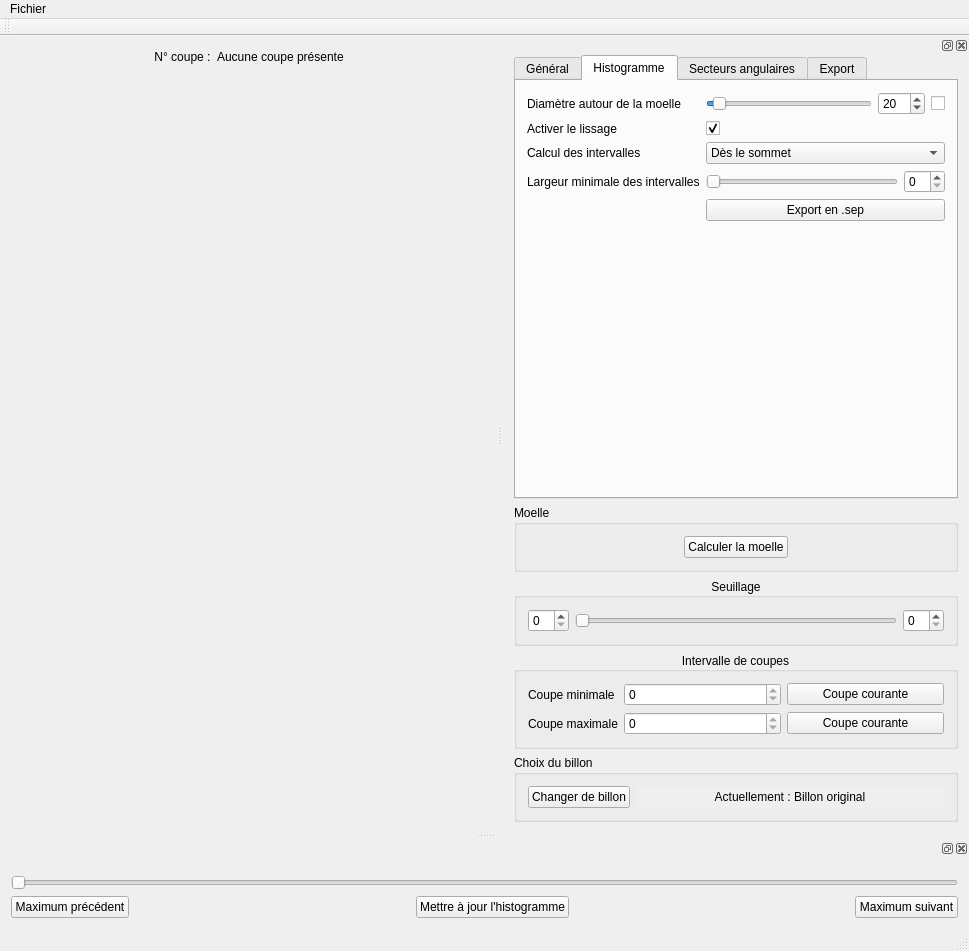
First picture: the form in ui/mainwindow.ui, repository akrah/TKDetection, before the edit.
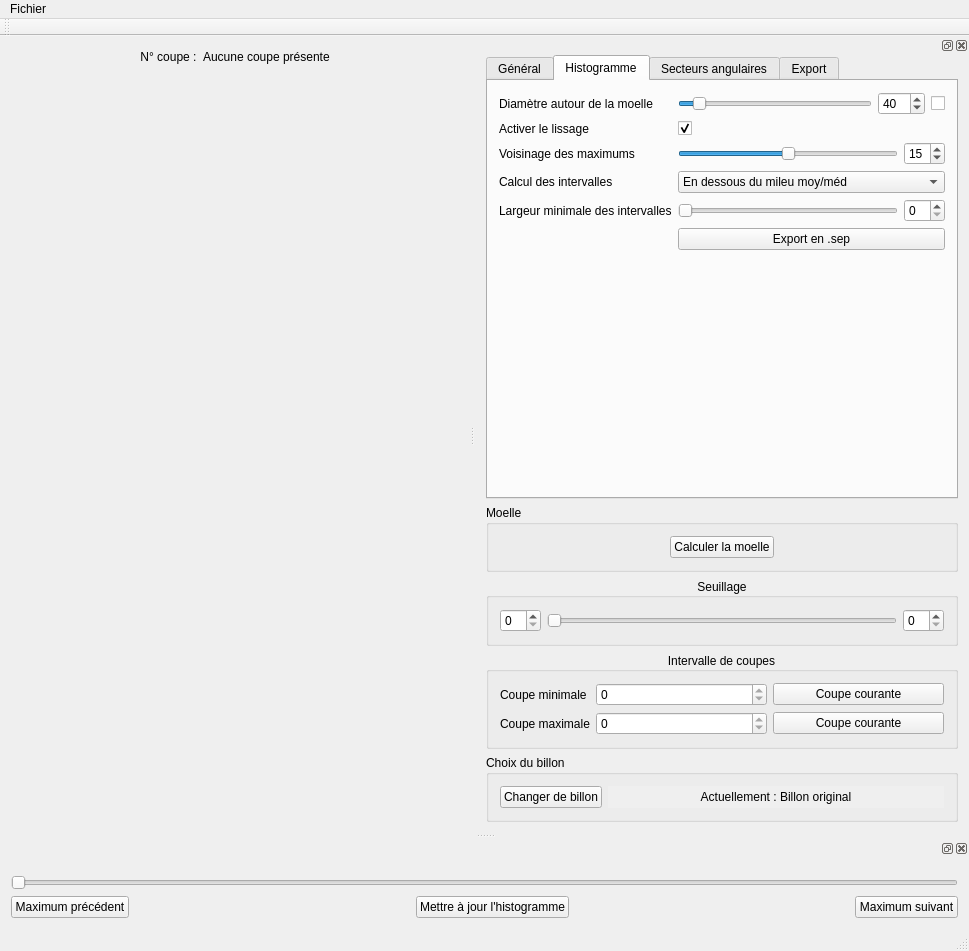
Second picture: the form after the edit. Custom widgets are drawn as their Qt base class.

What changed in the file:
```diff
--- a/ui/mainwindow.ui
+++ b/ui/mainwindow.ui
@@ -104,7 +104,7 @@
           <rect>
            <x>0</x>
            <y>0</y>
-           <width>482</width>
+           <width>454</width>
            <height>697</height>
           </rect>
          </property>
@@ -171,7 +171,7 @@
   <widget class="QDockWidget" name="dockWidget_2">
    <property name="minimumSize">
     <size>
-     <width>466</width>
+     <width>494</width>
      <height>745</height>
     </size>
    </property>
@@ -739,7 +739,7 @@
               <number>500</number>
              </property>
              <property name="value">
-              <number>20</number>
+              <number>40</number>
              </property>
              <property name="orientation">
               <enum>Qt::Horizontal</enum>
@@ -752,7 +752,7 @@
               <number>500</number>
              </property>
              <property name="value">
-              <number>20</number>
+              <number>40</number>
              </property>
             </widget>
            </item>
@@ -765,15 +765,18 @@
            </item>
           </layout>
          </item>
-         <item row="3" column="0">
+         <item row="4" column="0">
           <widget class="QLabel" name="label_23">
            <property name="text">
             <string>Calcul des intervalles</string>
            </property>
           </widget>
          </item>
-         <item row="3" column="1">
+         <item row="4" column="1">
           <widget class="QComboBox" name="_comboHistogramInterval">
+           <property name="currentIndex">
+            <number>3</number>
+           </property>
            <item>
             <property name="text">
              <string>Dès le sommet</string>
@@ -789,6 +792,11 @@
              <string>En dessous de la médiane</string>
             </property>
            </item>
+           <item>
+            <property name="text">
+             <string>En dessous du mileu moy/méd</string>
+            </property>
+           </item>
           </widget>
          </item>
          <item row="2" column="0">
@@ -808,14 +816,14 @@
            </property>
           </widget>
          </item>
-         <item row="5" column="1">
+         <item row="6" column="1">
           <widget class="QPushButton" name="_buttonExportHistogramToSep">
            <property name="text">
             <string>Export en .sep</string>
            </property>
           </widget>
          </item>
-         <item row="4" column="1">
+         <item row="5" column="1">
           <layout class="QHBoxLayout" name="horizontalLayout_13">
            <item>
             <widget class="QSlider" name="_sliderHistogramIntervalMinimumWidth">
@@ -836,13 +844,47 @@
            </item>
           </layout>
          </item>
-         <item row="4" column="0">
+         <item row="5" column="0">
           <widget class="QLabel" name="label_5">
            <property name="text">
             <string>Largeur minimale des intervalles</string>
            </property>
           </widget>
          </item>
+         <item row="3" column="0">
+          <widget class="QLabel" name="label_27">
+           <property name="text">
+            <string>Voisinage des maximums</string>
+           </property>
+          </widget>
+         </item>
+         <item row="3" column="1">
+          <layout class="QHBoxLayout" name="horizontalLayout_14">
+           <item>
+            <widget class="QSlider" name="_sliderMaximumsNeighborhood">
+             <property name="maximum">
+              <number>30</number>
+             </property>
+             <property name="value">
+              <number>15</number>
+             </property>
+             <property name="orientation">
+              <enum>Qt::Horizontal</enum>
+             </property>
+            </widget>
+           </item>
+           <item>
+            <widget class="QSpinBox" name="_spinMaximumsNeighborhood">
+             <property name="maximum">
+              <number>30</number>
+             </property>
+             <property name="value">
+              <number>15</number>
+             </property>
+            </widget>
+           </item>
+          </layout>
+         </item>
         </layout>
        </widget>
        <widget class="QWidget" name="_tabSectors">
```
Left out of the diff: 12 changed lines with no effect on the pictures.
